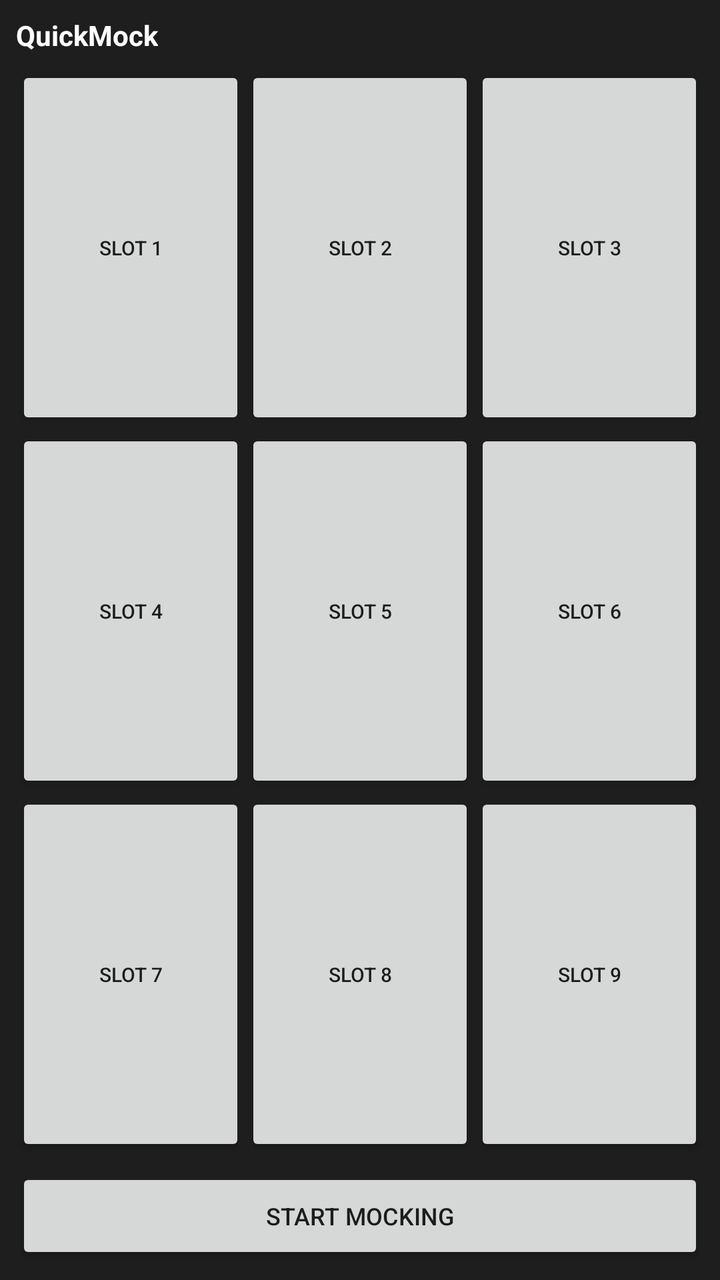
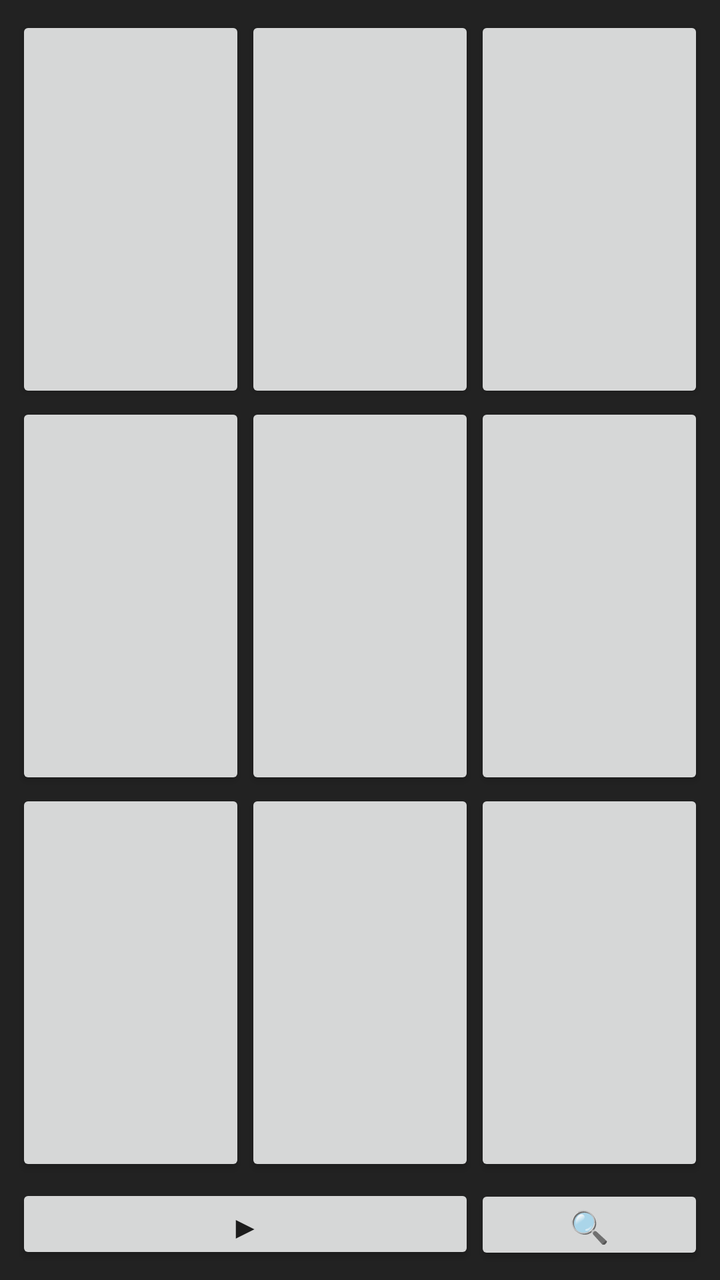

Screens rendered from an Android XML layout before and after an edit, with the pre-edit source and the edit as a unified diff.
<!-- AndroidManifest.xml: application theme Theme.AppCompat.DayNight -->
<!-- res/layout/widget_mock.xml -->
<?xml version="1.0" encoding="utf-8"?>
<LinearLayout xmlns:android="http://schemas.android.com/apk/res/android"
    android:layout_width="match_parent"
    android:layout_height="match_parent"
    android:orientation="vertical"
    android:padding="8dp"
    android:background="#1E1E1E">

    <TextView
        android:id="@+id/widget_title"
        android:layout_width="wrap_content"
        android:layout_height="wrap_content"
        android:text="QuickMock"
        android:textColor="#FFFFFF"
        android:textStyle="bold"
        android:textSize="14sp"
        android:layout_marginBottom="6dp" />

    <GridLayout
        android:layout_width="match_parent"
        android:layout_height="0dp"
        android:layout_weight="1"
        android:columnCount="3"
        android:rowCount="3">

        <Button android:id="@+id/btn_slot_1" android:layout_width="0dp" android:layout_height="0dp" android:layout_columnWeight="1" android:layout_rowWeight="1" android:textSize="10sp" android:text="Slot 1" />
        <Button android:id="@+id/btn_slot_2" android:layout_width="0dp" android:layout_height="0dp" android:layout_columnWeight="1" android:layout_rowWeight="1" android:textSize="10sp" android:text="Slot 2" />
        <Button android:id="@+id/btn_slot_3" android:layout_width="0dp" android:layout_height="0dp" android:layout_columnWeight="1" android:layout_rowWeight="1" android:textSize="10sp" android:text="Slot 3" />
        <Button android:id="@+id/btn_slot_4" android:layout_width="0dp" android:layout_height="0dp" android:layout_columnWeight="1" android:layout_rowWeight="1" android:textSize="10sp" android:text="Slot 4" />
        <Button android:id="@+id/btn_slot_5" android:layout_width="0dp" android:layout_height="0dp" android:layout_columnWeight="1" android:layout_rowWeight="1" android:textSize="10sp" android:text="Slot 5" />
        <Button android:id="@+id/btn_slot_6" android:layout_width="0dp" android:layout_height="0dp" android:layout_columnWeight="1" android:layout_rowWeight="1" android:textSize="10sp" android:text="Slot 6" />
        <Button android:id="@+id/btn_slot_7" android:layout_width="0dp" android:layout_height="0dp" android:layout_columnWeight="1" android:layout_rowWeight="1" android:textSize="10sp" android:text="Slot 7" />
        <Button android:id="@+id/btn_slot_8" android:layout_width="0dp" android:layout_height="0dp" android:layout_columnWeight="1" android:layout_rowWeight="1" android:textSize="10sp" android:text="Slot 8" />
        <Button android:id="@+id/btn_slot_9" android:layout_width="0dp" android:layout_height="0dp" android:layout_columnWeight="1" android:layout_rowWeight="1" android:textSize="10sp" android:text="Slot 9" />

    </GridLayout>

    <Button
        android:id="@+id/btn_toggle_mock"
        android:layout_width="match_parent"
        android:layout_height="wrap_content"
        android:text="Start Mocking"
        android:textSize="12sp"
        android:layout_marginTop="6dp" />

</LinearLayout>
<!-- resources referenced by this layout -->
<resources>

</resources>

<!-- the commit's change to res/layout/widget_mock.xml (unified diff, before → after) -->
@@ -2,19 +2,9 @@
 <LinearLayout xmlns:android="http://schemas.android.com/apk/res/android"
     android:layout_width="match_parent"
     android:layout_height="match_parent"
+    android:background="#222222"
     android:orientation="vertical"
-    android:padding="8dp"
-    android:background="#1E1E1E">
-
-    <TextView
-        android:id="@+id/widget_title"
-        android:layout_width="wrap_content"
-        android:layout_height="wrap_content"
-        android:text="QuickMock"
-        android:textColor="#FFFFFF"
-        android:textStyle="bold"
-        android:textSize="14sp"
-        android:layout_marginBottom="6dp" />
+    android:padding="8dp">
 
     <GridLayout
         android:layout_width="match_parent"
@@ -23,24 +13,39 @@
         android:columnCount="3"
         android:rowCount="3">
 
-        <Button android:id="@+id/btn_slot_1" android:layout_width="0dp" android:layout_height="0dp" android:layout_columnWeight="1" android:layout_rowWeight="1" android:textSize="10sp" android:text="Slot 1" />
-        <Button android:id="@+id/btn_slot_2" android:layout_width="0dp" android:layout_height="0dp" android:layout_columnWeight="1" android:layout_rowWeight="1" android:textSize="10sp" android:text="Slot 2" />
-        <Button android:id="@+id/btn_slot_3" android:layout_width="0dp" android:layout_height="0dp" android:layout_columnWeight="1" android:layout_rowWeight="1" android:textSize="10sp" android:text="Slot 3" />
-        <Button android:id="@+id/btn_slot_4" android:layout_width="0dp" android:layout_height="0dp" android:layout_columnWeight="1" android:layout_rowWeight="1" android:textSize="10sp" android:text="Slot 4" />
-        <Button android:id="@+id/btn_slot_5" android:layout_width="0dp" android:layout_height="0dp" android:layout_columnWeight="1" android:layout_rowWeight="1" android:textSize="10sp" android:text="Slot 5" />
-        <Button android:id="@+id/btn_slot_6" android:layout_width="0dp" android:layout_height="0dp" android:layout_columnWeight="1" android:layout_rowWeight="1" android:textSize="10sp" android:text="Slot 6" />
-        <Button android:id="@+id/btn_slot_7" android:layout_width="0dp" android:layout_height="0dp" android:layout_columnWeight="1" android:layout_rowWeight="1" android:textSize="10sp" android:text="Slot 7" />
-        <Button android:id="@+id/btn_slot_8" android:layout_width="0dp" android:layout_height="0dp" android:layout_columnWeight="1" android:layout_rowWeight="1" android:textSize="10sp" android:text="Slot 8" />
-        <Button android:id="@+id/btn_slot_9" android:layout_width="0dp" android:layout_height="0dp" android:layout_columnWeight="1" android:layout_rowWeight="1" android:textSize="10sp" android:text="Slot 9" />
-
+        <Button android:id="@+id/btn_slot_1" android:layout_width="0dp" android:layout_height="0dp" android:layout_columnWeight="1" android:layout_rowWeight="1" android:textSize="11sp" />
+        <Button android:id="@+id/btn_slot_2" android:layout_width="0dp" android:layout_height="0dp" android:layout_columnWeight="1" android:layout_rowWeight="1" android:textSize="11sp" />
+        <Button android:id="@+id/btn_slot_3" android:layout_width="0dp" android:layout_height="0dp" android:layout_columnWeight="1" android:layout_rowWeight="1" android:textSize="11sp" />
+        <Button android:id="@+id/btn_slot_4" android:layout_width="0dp" android:layout_height="0dp" android:layout_columnWeight="1" android:layout_rowWeight="1" android:textSize="11sp" />
+        <Button android:id="@+id/btn_slot_5" android:layout_width="0dp" android:layout_height="0dp" android:layout_columnWeight="1" android:layout_rowWeight="1" android:textSize="11sp" />
+        <Button android:id="@+id/btn_slot_6" android:layout_width="0dp" android:layout_height="0dp" android:layout_columnWeight="1" android:layout_rowWeight="1" android:textSize="11sp" />
+        <Button android:id="@+id/btn_slot_7" android:layout_width="0dp" android:layout_height="0dp" android:layout_columnWeight="1" android:layout_rowWeight="1" android:textSize="11sp" />
+        <Button android:id="@+id/btn_slot_8" android:layout_width="0dp" android:layout_height="0dp" android:layout_columnWeight="1" android:layout_rowWeight="1" android:textSize="11sp" />
+        <Button android:id="@+id/btn_slot_9" android:layout_width="0dp" android:layout_height="0dp" android:layout_columnWeight="1" android:layout_rowWeight="1" android:textSize="11sp" />
     </GridLayout>
 
-    <Button
-        android:id="@+id/btn_toggle_mock"
+    <LinearLayout
         android:layout_width="match_parent"
         android:layout_height="wrap_content"
-        android:text="Start Mocking"
-        android:textSize="12sp"
-        android:layout_marginTop="6dp" />
+        android:layout_marginTop="4dp"
+        android:orientation="horizontal">
 
+        <Button
+            android:id="@+id/btn_toggle_mock"
+            android:layout_width="0dp"
+            android:layout_height="40dp"
+            android:layout_weight="2"
+            android:text="▶"
+            android:textSize="16sp"
+            android:tooltipText="Start/Stop Mocking" />
+
+        <Button
+            android:id="@+id/btn_find_location"
+            android:layout_width="0dp"
+            android:layout_height="40dp"
+            android:layout_weight="1"
+            android:text="🔍"
+            android:textSize="16sp"
+            android:tooltipText="Find &amp; Set Mock Location" />
+    </LinearLayout>
 </LinearLayout>
